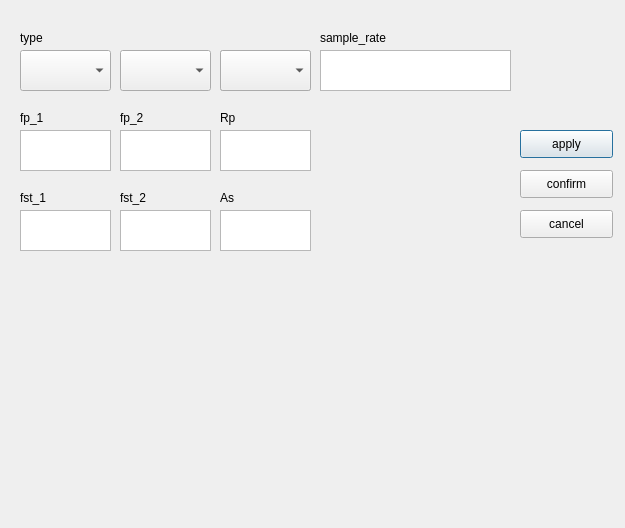
This is windows/filterdesign_window.ui in IMLLX/AudioFilter as Qt 5 draws it before an edit. The edited form follows.
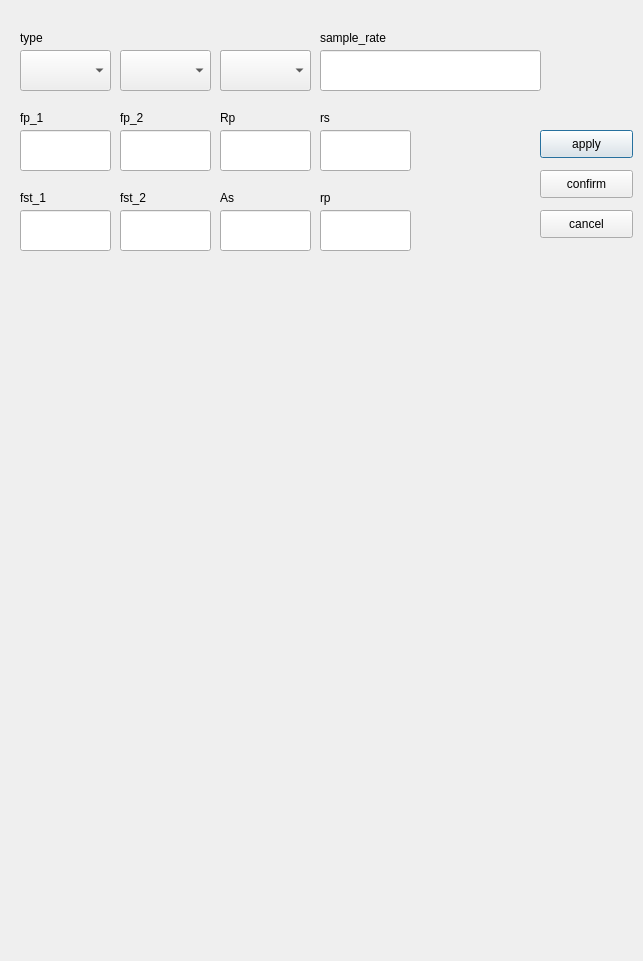
This is the edited form.

Patch:
```diff
--- a/windows/filterdesign_window.ui
+++ b/windows/filterdesign_window.ui
@@ -6,8 +6,8 @@
    <rect>
     <x>0</x>
     <y>0</y>
-    <width>625</width>
-    <height>528</height>
+    <width>643</width>
+    <height>961</height>
    </rect>
   </property>
   <property name="windowTitle">
@@ -26,19 +26,6 @@
     <string>fp_1</string>
    </property>
   </widget>
-  <widget class="QTextBrowser" name="fp_1_text">
-   <property name="geometry">
-    <rect>
-     <x>20</x>
-     <y>130</y>
-     <width>91</width>
-     <height>41</height>
-    </rect>
-   </property>
-   <property name="readOnly">
-    <bool>false</bool>
-   </property>
-  </widget>
   <widget class="QLabel" name="fst_1_label">
    <property name="geometry">
     <rect>
@@ -52,26 +39,13 @@
     <string>fst_1</string>
    </property>
   </widget>
-  <widget class="QTextBrowser" name="fst_1_text">
-   <property name="geometry">
-    <rect>
-     <x>20</x>
-     <y>210</y>
-     <width>91</width>
-     <height>41</height>
-    </rect>
-   </property>
-   <property name="readOnly">
-    <bool>false</bool>
-   </property>
-  </widget>
   <widget class="QWidget" name="verticalLayoutWidget">
    <property name="geometry">
     <rect>
      <x>20</x>
      <y>270</y>
-     <width>591</width>
-     <height>231</height>
+     <width>611</width>
+     <height>681</height>
     </rect>
    </property>
    <layout class="QVBoxLayout" name="verticalLayout"/>
@@ -79,7 +53,7 @@
   <widget class="QPushButton" name="apply_button">
    <property name="geometry">
     <rect>
-     <x>520</x>
+     <x>540</x>
      <y>130</y>
      <width>93</width>
      <height>28</height>
@@ -92,7 +66,7 @@
   <widget class="QPushButton" name="confirm_button">
    <property name="geometry">
     <rect>
-     <x>520</x>
+     <x>540</x>
      <y>170</y>
      <width>93</width>
      <height>28</height>
@@ -105,7 +79,7 @@
   <widget class="QPushButton" name="cancel_button">
    <property name="geometry">
     <rect>
-     <x>520</x>
+     <x>540</x>
      <y>210</y>
      <width>93</width>
      <height>28</height>
@@ -151,32 +125,6 @@
     <string>fst_2</string>
    </property>
   </widget>
-  <widget class="QTextBrowser" name="fp_2_text">
-   <property name="geometry">
-    <rect>
-     <x>120</x>
-     <y>130</y>
-     <width>91</width>
-     <height>41</height>
-    </rect>
-   </property>
-   <property name="readOnly">
-    <bool>false</bool>
-   </property>
-  </widget>
-  <widget class="QTextBrowser" name="fst_2_text">
-   <property name="geometry">
-    <rect>
-     <x>120</x>
-     <y>210</y>
-     <width>91</width>
-     <height>41</height>
-    </rect>
-   </property>
-   <property name="readOnly">
-    <bool>false</bool>
-   </property>
-  </widget>
   <widget class="QLabel" name="fp_2_label">
    <property name="geometry">
     <rect>
@@ -190,19 +138,6 @@
     <string>fp_2</string>
    </property>
   </widget>
-  <widget class="QTextBrowser" name="sample_rate_text">
-   <property name="geometry">
-    <rect>
-     <x>320</x>
-     <y>50</y>
-     <width>191</width>
-     <height>41</height>
-    </rect>
-   </property>
-   <property name="readOnly">
-    <bool>false</bool>
-   </property>
-  </widget>
   <widget class="QLabel" name="sample_rate_label">
    <property name="geometry">
     <rect>
@@ -246,19 +181,6 @@
     </rect>
    </property>
   </widget>
-  <widget class="QTextBrowser" name="As_text">
-   <property name="geometry">
-    <rect>
-     <x>220</x>
-     <y>210</y>
-     <width>91</width>
-     <height>41</height>
-    </rect>
-   </property>
-   <property name="readOnly">
-    <bool>false</bool>
-   </property>
-  </widget>
   <widget class="QLabel" name="As_label">
    <property name="geometry">
     <rect>
@@ -272,19 +194,6 @@
     <string>As</string>
    </property>
   </widget>
-  <widget class="QTextBrowser" name="Rp_text">
-   <property name="geometry">
-    <rect>
-     <x>220</x>
-     <y>130</y>
-     <width>91</width>
-     <height>41</height>
-    </rect>
-   </property>
-   <property name="readOnly">
-    <bool>false</bool>
-   </property>
-  </widget>
   <widget class="QLabel" name="Rp_label">
    <property name="geometry">
     <rect>
@@ -298,6 +207,122 @@
     <string>Rp</string>
    </property>
   </widget>
+  <widget class="QLabel" name="cheby_rs">
+   <property name="geometry">
+    <rect>
+     <x>320</x>
+     <y>110</y>
+     <width>72</width>
+     <height>15</height>
+    </rect>
+   </property>
+   <property name="text">
+    <string>rs</string>
+   </property>
+  </widget>
+  <widget class="QLabel" name="cheby_rp">
+   <property name="geometry">
+    <rect>
+     <x>320</x>
+     <y>190</y>
+     <width>72</width>
+     <height>15</height>
+    </rect>
+   </property>
+   <property name="text">
+    <string>rp</string>
+   </property>
+  </widget>
+  <widget class="QLineEdit" name="rp_line">
+   <property name="geometry">
+    <rect>
+     <x>320</x>
+     <y>210</y>
+     <width>91</width>
+     <height>41</height>
+    </rect>
+   </property>
+  </widget>
+  <widget class="QLineEdit" name="rs_line">
+   <property name="geometry">
+    <rect>
+     <x>320</x>
+     <y>130</y>
+     <width>91</width>
+     <height>41</height>
+    </rect>
+   </property>
+  </widget>
+  <widget class="QLineEdit" name="Rp_line">
+   <property name="geometry">
+    <rect>
+     <x>220</x>
+     <y>130</y>
+     <width>91</width>
+     <height>41</height>
+    </rect>
+   </property>
+  </widget>
+  <widget class="QLineEdit" name="As_line">
+   <property name="geometry">
+    <rect>
+     <x>220</x>
+     <y>210</y>
+     <width>91</width>
+     <height>41</height>
+    </rect>
+   </property>
+  </widget>
+  <widget class="QLineEdit" name="fst_2_line">
+   <property name="geometry">
+    <rect>
+     <x>120</x>
+     <y>210</y>
+     <width>91</width>
+     <height>41</height>
+    </rect>
+   </property>
+  </widget>
+  <widget class="QLineEdit" name="fp_2_line">
+   <property name="geometry">
+    <rect>
+     <x>120</x>
+     <y>130</y>
+     <width>91</width>
+     <height>41</height>
+    </rect>
+   </property>
+  </widget>
+  <widget class="QLineEdit" name="fst_1_line">
+   <property name="geometry">
+    <rect>
+     <x>20</x>
+     <y>210</y>
+     <width>91</width>
+     <height>41</height>
+    </rect>
+   </property>
+  </widget>
+  <widget class="QLineEdit" name="fp_1_line">
+   <property name="geometry">
+    <rect>
+     <x>20</x>
+     <y>130</y>
+     <width>91</width>
+     <height>41</height>
+    </rect>
+   </property>
+  </widget>
+  <widget class="QLineEdit" name="sample_rate_line">
+   <property name="geometry">
+    <rect>
+     <x>320</x>
+     <y>50</y>
+     <width>221</width>
+     <height>41</height>
+    </rect>
+   </property>
+  </widget>
  </widget>
  <resources/>
  <connections/>
```
